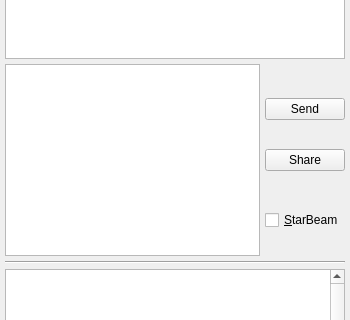
First picture: the form in branches/trunk/GoldBug-UI/spot-on-chatwindow.ui, repository textbrowser/spot-on, before the edit; both pictures show x 0 to 350 and y 119 to 439 of the 350 by 530 pixel window.
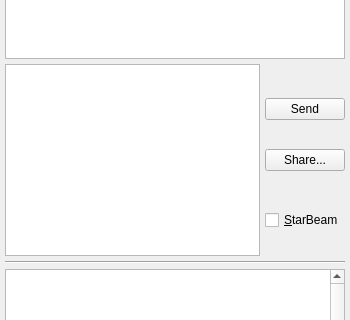
Second picture: the form after the edit. Icons and pictures are not drawn. Custom widgets are drawn as their Qt base class.

Patch:
```diff
--- a/branches/trunk/GoldBug-UI/spot-on-chatwindow.ui
+++ b/branches/trunk/GoldBug-UI/spot-on-chatwindow.ui
@@ -172,7 +172,7 @@
            <enum>Qt::LeftToRight</enum>
           </property>
           <property name="text">
-           <string>Share</string>
+           <string>Share...</string>
           </property>
          </widget>
         </item>
```
